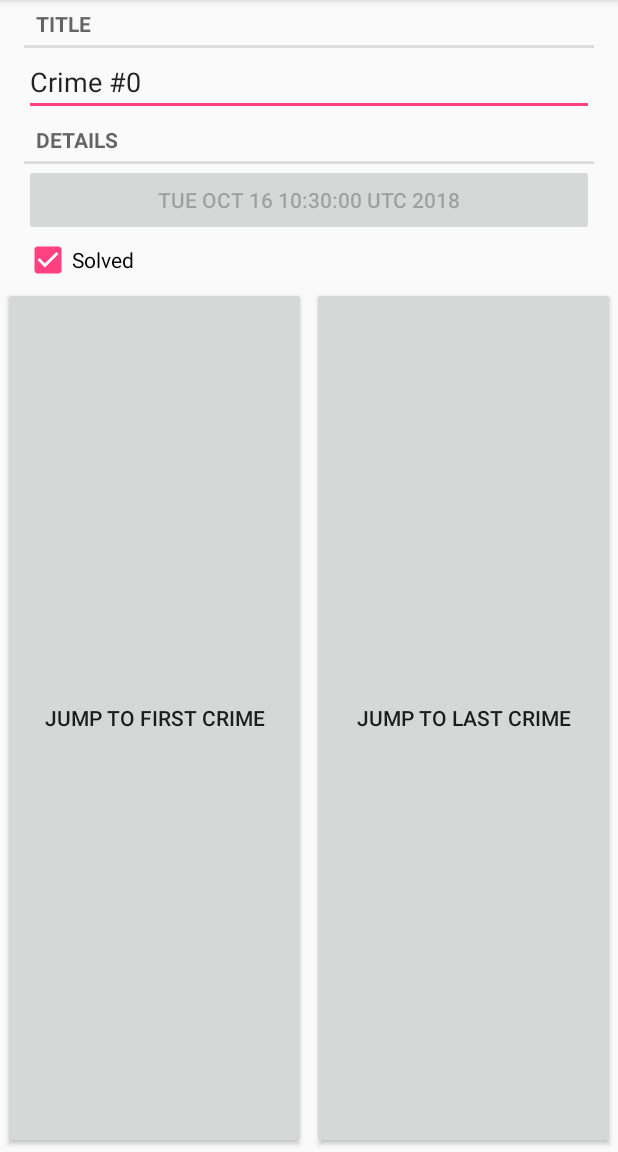
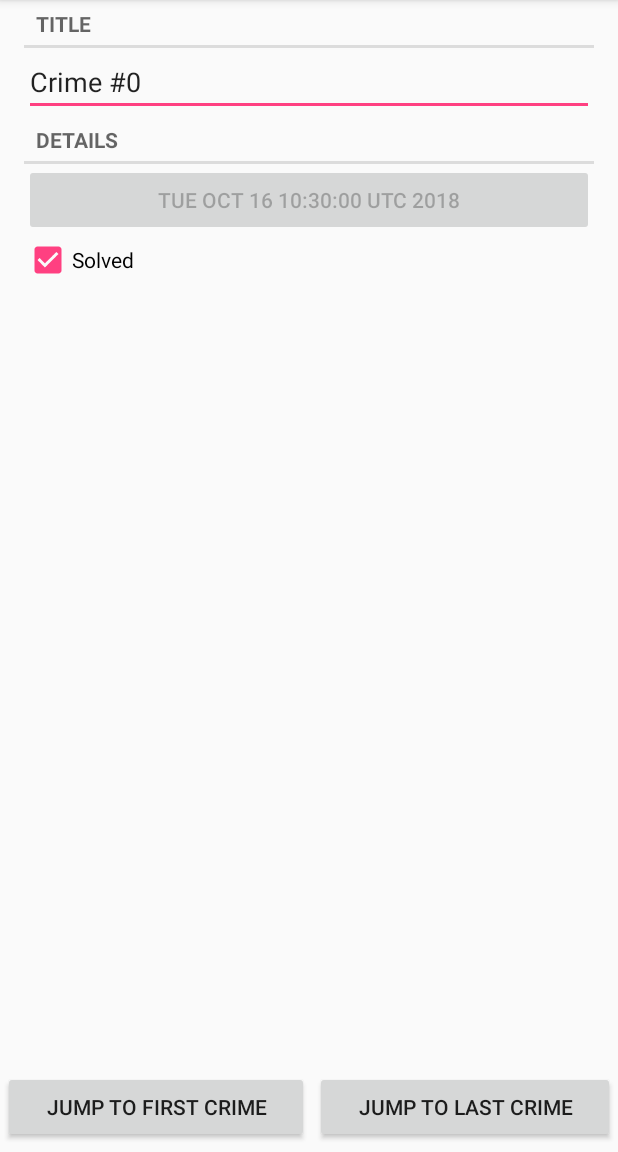
Before and after one commit to annasedlar/Android-CriminalIntent, an Android app: the CrimeFragment screen opened directly, with no data from a screen before it, on a phone screen of 412 x 824 dp, the part 84-1236 px from its top. Run offline under Robolectric (Android 15) with nearby library versions, the phone set to English and light mode, and no system bars.

Commit message:
add toast to viewpager buttons

```diff
--- a/app/src/main/java/com/bignerdranch/android/criminalintent/CrimeFragment.java
+++ b/app/src/main/java/com/bignerdranch/android/criminalintent/CrimeFragment.java
@@ -14,6 +14,7 @@ import android.widget.Button;
 import android.widget.CheckBox;
 import android.widget.CompoundButton;
 import android.widget.EditText;
+import android.widget.Toast;
 
 import java.util.List;
 import java.util.UUID;
@@ -98,6 +99,8 @@ public class CrimeFragment extends Fragment {
                     vp.setCurrentItem(0);
                 } else {
                     mJumpToFirst.setEnabled(false);
+                    Toast.makeText(getActivity(), "You are already viewing first crime",
+                            Toast.LENGTH_LONG).show();
                 }
             }
         });
@@ -110,6 +113,8 @@ public class CrimeFragment extends Fragment {
                     vp.setCurrentItem(mCrimes.size() - 1);
                 } else {
                     mJumpToLast.setEnabled(false);
+                    Toast.makeText(getActivity(), "You are already viewing last crime",
+                            Toast.LENGTH_SHORT).show();
                 }
             }
         });
--- a/app/src/main/res/layout/fragment_crime.xml
+++ b/app/src/main/res/layout/fragment_crime.xml
@@ -48,23 +48,25 @@
     <LinearLayout
         android:layout_width="match_parent"
         android:layout_height="match_parent"
-        android:orientation="horizontal">
+        android:orientation="horizontal"
+        android:gravity="center|bottom"
+        >
 
         <Button
             android:id="@+id/jump_to_first_crime"
-            android:layout_width="0dp"
-            android:layout_height="match_parent"
+            android:layout_width="wrap_content"
+            android:layout_height="wrap_content"
+            android:layout_margin="2dp"
             android:layout_weight="1"
-            android:layout_margin="2dp"
-            android:text="@string/jump_to_first"/>
+            android:text="@string/jump_to_first" />
 
         <Button
             android:id="@+id/jump_to_last_crime"
-            android:layout_width="0dp"
-            android:layout_height="match_parent"
+            android:layout_width="wrap_content"
+            android:layout_height="wrap_content"
+            android:layout_margin="2dp"
             android:layout_weight="1"
-            android:layout_margin="2dp"
-            android:text="@string/jump_to_last"/>
+            android:text="@string/jump_to_last" />
 
     </LinearLayout>
 
```
